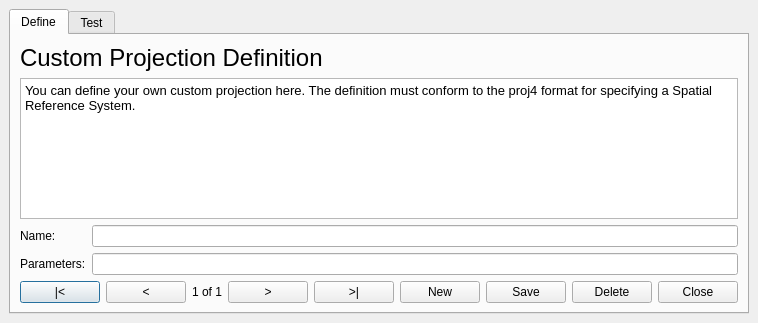
Above: src/ui/qgscustomprojectiondialogbase.ui from gopal-bhatt/PIHMgis before the change. Below: the same form after it.
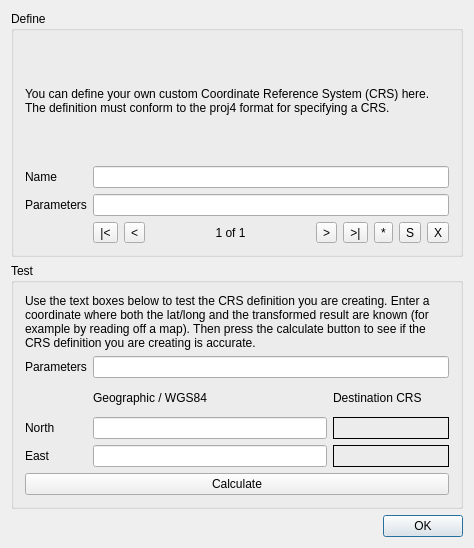
That is the form after the change. Icons and pictures are not drawn.

```diff
--- a/src/ui/qgscustomprojectiondialogbase.ui
+++ b/src/ui/qgscustomprojectiondialogbase.ui
@@ -5,97 +5,79 @@
    <rect>
     <x>0</x>
     <y>0</y>
-    <width>718</width>
-    <height>323</height>
+    <width>474</width>
+    <height>548</height>
    </rect>
   </property>
   <property name="windowTitle" >
-   <string>Custom Projection Definition</string>
+   <string>Custom Coordinate Reference System Definition</string>
   </property>
   <property name="windowIcon" >
    <iconset/>
   </property>
   <layout class="QGridLayout" >
-   <property name="margin" >
-    <number>9</number>
-   </property>
-   <property name="spacing" >
-    <number>6</number>
-   </property>
    <item row="0" column="0" >
-    <widget class="QTabWidget" name="tabWidget2" >
-     <property name="currentIndex" >
-      <number>0</number>
-     </property>
-     <widget class="QWidget" name="tab1" >
-      <attribute name="title" >
+    <widget class="QGroupBox" name="groupBox" >
+     <property name="title" >
        <string>Define</string>
-      </attribute>
+     </property>
       <layout class="QGridLayout" >
-       <property name="margin" >
-        <number>9</number>
-       </property>
-       <property name="spacing" >
-        <number>6</number>
-       </property>
-       <item row="1" column="0" colspan="2" >
-        <widget class="QTextBrowser" name="textBrowser" >
-         <property name="html" >
-          <string>&lt;html>&lt;head>&lt;meta name="qrichtext" content="1" />&lt;style type="text/css">
-p, li { white-space: pre-wrap; }
-&lt;/style>&lt;/head>&lt;body style=" font-family:'Sans Serif'; font-size:9pt; font-weight:400; font-style:normal; text-decoration:none;">
-&lt;p style=" margin-top:0px; margin-bottom:0px; margin-left:0px; margin-right:0px; -qt-block-indent:0; text-indent:0px; font-family:'Arial'; font-size:10pt;">You can define your own custom projection here. The definition must conform to the proj4 format for specifying a Spatial Reference System.&lt;/p>&lt;/body>&lt;/html></string>
-         </property>
-        </widget>
-       </item>
        <item row="0" column="0" colspan="2" >
-        <widget class="QLabel" name="textLabel5" >
-         <property name="font" >
-          <font>
-           <family>Arial</family>
-           <pointsize>18</pointsize>
-           <weight>50</weight>
-           <italic>false</italic>
-           <bold>false</bold>
-           <underline>false</underline>
-           <strikeout>false</strikeout>
-          </font>
-         </property>
+       <widget class="QLabel" name="label" >
+        <property name="text" >
+         <string>You can define your own custom Coordinate Reference System (CRS) here. The definition must conform to the proj4 format for specifying a CRS.</string>
+        </property>
+        <property name="wordWrap" >
+         <bool>true</bool>
+        </property>
+       </widget>
+      </item>
+      <item row="1" column="0" >
+       <widget class="QLabel" name="textLabel1" >
          <property name="text" >
-          <string>Custom Projection Definition</string>
-         </property>
-        </widget>
-       </item>
-       <item row="3" column="1" >
-        <widget class="QLineEdit" name="leParameters" />
-       </item>
-       <item row="3" column="0" >
+         <string>Name</string>
+        </property>
+        <property name="buddy" >
+         <cstring>leName</cstring>
+        </property>
+       </widget>
+      </item>
+      <item row="1" column="1" >
+       <widget class="QLineEdit" name="leName" />
+      </item>
+      <item row="2" column="0" >
         <widget class="QLabel" name="textLabel3_2" >
          <property name="text" >
-          <string>Parameters:</string>
+         <string>Parameters</string>
+        </property>
+        <property name="buddy" >
+         <cstring>leParameters</cstring>
          </property>
         </widget>
        </item>
-       <item row="4" column="0" colspan="2" >
+      <item row="2" column="1" >
+       <widget class="QLineEdit" name="leParameters" />
+      </item>
+      <item row="3" column="1" >
         <layout class="QHBoxLayout" >
-         <property name="margin" >
-          <number>0</number>
-         </property>
-         <property name="spacing" >
-          <number>6</number>
-         </property>
          <item>
-          <widget class="QPushButton" name="pbnFirst" >
+         <widget class="QToolButton" name="pbnFirst" >
            <property name="text" >
             <string>|&lt;</string>
            </property>
+          <property name="icon" >
+           <iconset>../../images/themes/default/mIconFirst.png</iconset>
+          </property>
           </widget>
          </item>
          <item>
-          <widget class="QPushButton" name="pbnPrevious" >
+         <widget class="QToolButton" name="pbnPrevious" >
            <property name="text" >
             <string>&lt;</string>
            </property>
+          <property name="icon" >
+           <iconset>../../images/themes/default/mIconPrevious.png</iconset>
+          </property>
           </widget>
          </item>
          <item>
@@ -109,179 +91,121 @@
           </widget>
          </item>
          <item>
-          <widget class="QPushButton" name="pbnNext" >
+         <widget class="QToolButton" name="pbnNext" >
            <property name="text" >
             <string>></string>
            </property>
+          <property name="icon" >
+           <iconset>../../images/themes/default/mIconNext.png</iconset>
+          </property>
           </widget>
          </item>
          <item>
-          <widget class="QPushButton" name="pbnLast" >
+         <widget class="QToolButton" name="pbnLast" >
            <property name="text" >
             <string>>|</string>
            </property>
-          </widget>
-         </item>
-         <item>
-          <widget class="QPushButton" name="pbnNew" >
-           <property name="text" >
-            <string>New</string>
+          <property name="icon" >
+           <iconset>../../images/themes/default/mIconLast.png</iconset>
            </property>
           </widget>
          </item>
          <item>
-          <widget class="QPushButton" name="pbnSave" >
+         <widget class="QToolButton" name="pbnNew" >
            <property name="text" >
-            <string>Save</string>
-           </property>
+           <string>*</string>
+          </property>
+          <property name="icon" >
+           <iconset>../../images/themes/default/mIconNew.png</iconset>
+          </property>
           </widget>
          </item>
          <item>
-          <widget class="QPushButton" name="pbnDelete" >
+         <widget class="QToolButton" name="pbnSave" >
            <property name="text" >
-            <string>Delete</string>
-           </property>
+           <string>S</string>
+          </property>
+          <property name="icon" >
+           <iconset>../../images/themes/default/mActionFileSave.png</iconset>
+          </property>
           </widget>
          </item>
          <item>
-          <widget class="QPushButton" name="pbnClose" >
+         <widget class="QToolButton" name="pbnDelete" >
            <property name="text" >
-            <string>Close</string>
-           </property>
+           <string>X</string>
+          </property>
+          <property name="icon" >
+           <iconset>../../images/themes/default/mIconDelete.png</iconset>
+          </property>
           </widget>
          </item>
         </layout>
        </item>
-       <item row="2" column="0" >
-        <widget class="QLabel" name="textLabel1" >
-         <property name="text" >
-          <string>Name:</string>
-         </property>
-        </widget>
-       </item>
-       <item row="2" column="1" >
-        <widget class="QLineEdit" name="leName" />
-       </item>
-      </layout>
-     </widget>
-     <widget class="QWidget" name="tab2" >
-      <attribute name="title" >
+     </layout>
+    </widget>
+   </item>
+   <item row="1" column="0" >
+    <widget class="QGroupBox" name="groupBox_2" >
+     <property name="title" >
        <string>Test</string>
-      </attribute>
+     </property>
       <layout class="QGridLayout" >
-       <property name="margin" >
-        <number>9</number>
-       </property>
-       <property name="spacing" >
-        <number>6</number>
-       </property>
        <item row="0" column="0" colspan="3" >
-        <widget class="QLabel" name="textLabel1_2" >
+       <widget class="QLabel" name="label_2" >
          <property name="text" >
-          <string>Transform from WGS84 to the chosen projection</string>
-         </property>
-        </widget>
-       </item>
-       <item row="1" column="0" colspan="3" >
-        <widget class="QTextBrowser" name="textBrowser_2" >
-         <property name="html" >
-          <string>&lt;html>&lt;head>&lt;meta name="qrichtext" content="1" />&lt;style type="text/css">
-p, li { white-space: pre-wrap; }
-&lt;/style>&lt;/head>&lt;body style=" font-family:'Sans Serif'; font-size:9pt; font-weight:400; font-style:normal; text-decoration:none;">
-&lt;p style=" margin-top:0px; margin-bottom:0px; margin-left:0px; margin-right:0px; -qt-block-indent:0; text-indent:0px; font-family:'Arial'; font-size:10pt;">Use the text boxes below to test the projection definition you are creating. Enter a coordinate where both the lat/long and the projected result are known (for example by reading off a map). Then press the calculate button to see if the projection definition you are creating is accurate.&lt;/p>&lt;/body>&lt;/html></string>
+         <string>Use the text boxes below to test the CRS definition you are creating. Enter a coordinate where both the lat/long and the transformed result are known (for example by reading off a map). Then press the calculate button to see if the CRS definition you are creating is accurate.</string>
+        </property>
+        <property name="wordWrap" >
+         <bool>true</bool>
          </property>
         </widget>
        </item>
-       <item row="2" column="0" >
+      <item row="1" column="0" >
         <widget class="QLabel" name="textLabel3_2_2" >
          <property name="text" >
-          <string>Parameters:</string>
+         <string>Parameters</string>
          </property>
          <property name="buddy" >
           <cstring>leTestParameters</cstring>
          </property>
         </widget>
        </item>
-       <item row="2" column="1" colspan="2" >
+      <item row="1" column="1" colspan="2" >
         <widget class="QLineEdit" name="leTestParameters" />
        </item>
-       <item row="3" column="0" >
-        <spacer>
-         <property name="orientation" >
-          <enum>Qt::Horizontal</enum>
-         </property>
-         <property name="sizeType" >
-          <enum>QSizePolicy::Expanding</enum>
-         </property>
-         <property name="sizeHint" >
-          <size>
-           <width>41</width>
-           <height>21</height>
-          </size>
-         </property>
-        </spacer>
-       </item>
-       <item row="3" column="2" >
-        <widget class="QLabel" name="textLabel2_3" >
-         <property name="text" >
-          <string>Projected Corrdinate System</string>
-         </property>
-        </widget>
-       </item>
-       <item row="3" column="1" >
+      <item row="2" column="1" >
         <widget class="QLabel" name="textLabel1_3" >
          <property name="text" >
           <string>Geographic / WGS84</string>
          </property>
         </widget>
        </item>
-       <item row="5" column="2" >
-        <widget class="QLabel" name="projectedY" >
-         <property name="enabled" >
-          <bool>true</bool>
-         </property>
-         <property name="frameShape" >
-          <enum>QFrame::Box</enum>
-         </property>
+      <item row="2" column="2" >
+       <widget class="QLabel" name="textLabel2_3" >
          <property name="text" >
-          <string/>
-         </property>
-         <property name="margin" >
-          <number>1</number>
-         </property>
-        </widget>
-       </item>
-       <item row="5" column="1" >
-        <widget class="QLineEdit" name="eastWGS84" />
-       </item>
-       <item row="5" column="0" >
-        <widget class="QLabel" name="textLabel2_2_2" >
-         <property name="text" >
-          <string>East:</string>
-         </property>
-         <property name="buddy" >
-          <cstring>eastWGS84</cstring>
-         </property>
-        </widget>
-       </item>
-       <item row="4" column="0" >
+         <string>Destination CRS        </string>
+        </property>
+       </widget>
+      </item>
+      <item row="3" column="0" >
         <widget class="QLabel" name="textLabel2_2" >
          <property name="text" >
-          <string>North:</string>
+         <string>North</string>
          </property>
          <property name="buddy" >
           <cstring>northWGS84</cstring>
          </property>
         </widget>
        </item>
-       <item row="4" column="1" >
+      <item row="3" column="1" >
         <widget class="QLineEdit" name="northWGS84" >
          <property name="enabled" >
           <bool>true</bool>
          </property>
         </widget>
        </item>
-       <item row="4" column="2" >
+      <item row="3" column="2" >
         <widget class="QLabel" name="projectedX" >
          <property name="enabled" >
           <bool>true</bool>
@@ -294,7 +218,36 @@
          </property>
         </widget>
        </item>
-       <item row="6" column="0" colspan="3" >
+      <item row="4" column="0" >
+       <widget class="QLabel" name="textLabel2_2_2" >
+        <property name="text" >
+         <string>East</string>
+        </property>
+        <property name="buddy" >
+         <cstring>eastWGS84</cstring>
+        </property>
+       </widget>
+      </item>
+      <item row="4" column="1" >
+       <widget class="QLineEdit" name="eastWGS84" />
+      </item>
+      <item row="4" column="2" >
+       <widget class="QLabel" name="projectedY" >
+        <property name="enabled" >
+         <bool>true</bool>
+        </property>
+        <property name="frameShape" >
+         <enum>QFrame::Box</enum>
+        </property>
+        <property name="text" >
+         <string/>
+        </property>
+        <property name="margin" >
+         <number>1</number>
+        </property>
+       </widget>
+      </item>
+      <item row="5" column="0" colspan="3" >
         <widget class="QPushButton" name="pbnCalculate" >
          <property name="text" >
           <string>Calculate</string>
@@ -303,6 +256,12 @@
        </item>
       </layout>
      </widget>
+   </item>
+   <item row="2" column="0" >
+    <widget class="QDialogButtonBox" name="buttonBox" >
+     <property name="standardButtons" >
+      <set>QDialogButtonBox::Ok</set>
+     </property>
     </widget>
    </item>
   </layout>
```
Left out of the diff: 24 changed lines with no effect on the pictures. Lines whose indentation alone changed are shown as unchanged.
